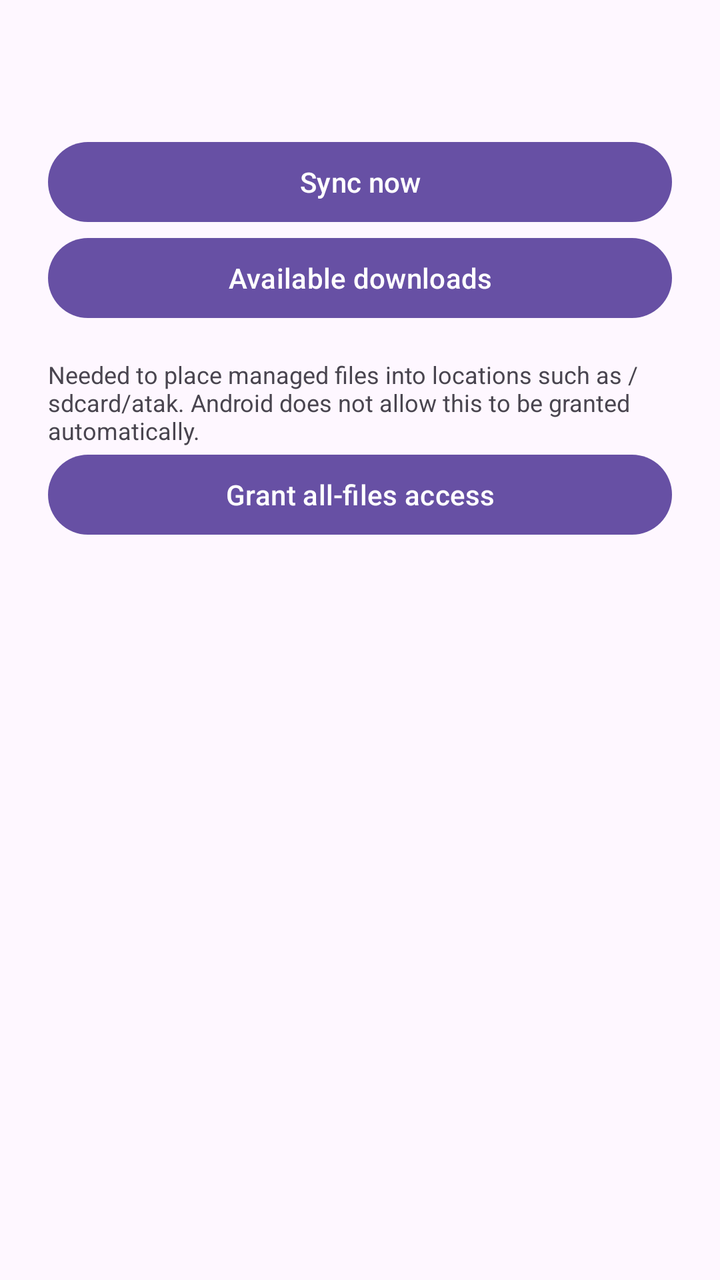
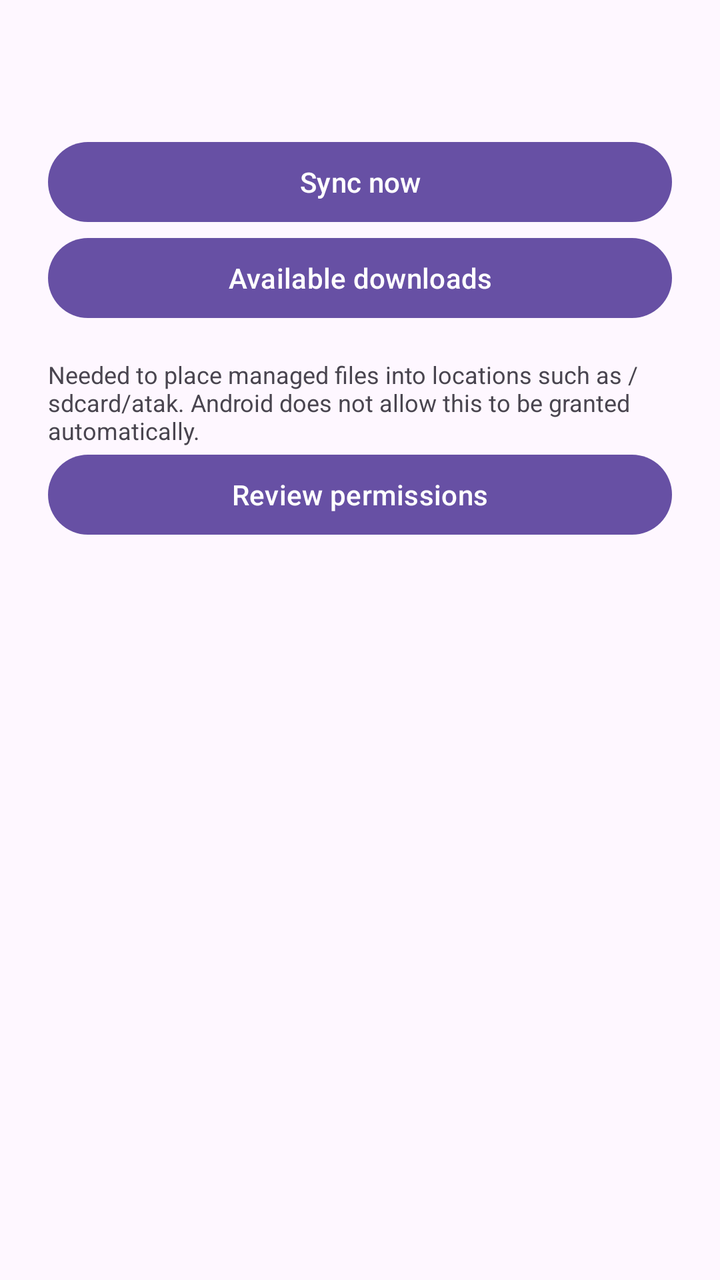

Compare the two renders of this Android layout. The source of the first and the diff that turns it into the second are given below.
<!-- AndroidManifest.xml: application theme Theme.TakMdm -->
<!-- res/layout/activity_main.xml -->
<?xml version="1.0" encoding="utf-8"?>
<ScrollView xmlns:android="http://schemas.android.com/apk/res/android"
    android:layout_width="match_parent"
    android:layout_height="match_parent"
    android:padding="24dp">

    <LinearLayout
        android:layout_width="match_parent"
        android:layout_height="wrap_content"
        android:orientation="vertical">

        <TextView
            android:id="@+id/status"
            android:layout_width="match_parent"
            android:layout_height="wrap_content"
            android:fontFamily="monospace"
            android:paddingBottom="24dp"
            android:textIsSelectable="true" />

        <Button
            android:id="@+id/sync_now"
            android:layout_width="match_parent"
            android:layout_height="wrap_content"
            android:text="@string/action_sync_now" />

        <Button
            android:id="@+id/open_marketplace"
            android:layout_width="match_parent"
            android:layout_height="wrap_content"
            android:text="@string/action_open_marketplace" />

        <TextView
            android:layout_width="match_parent"
            android:layout_height="wrap_content"
            android:paddingTop="16dp"
            android:text="@string/storage_rationale"
            android:textSize="12sp" />

        <Button
            android:id="@+id/grant_storage"
            android:layout_width="match_parent"
            android:layout_height="wrap_content"
            android:text="@string/action_grant_storage" />
    </LinearLayout>
</ScrollView>
<!-- resources referenced by this layout -->
<resources>
  <string name="action_grant_storage">Grant all-files access</string>
  <string name="action_open_marketplace">Available downloads</string>
  <string name="action_sync_now">Sync now</string>
  <string name="storage_rationale">Needed to place managed files into locations such as /sdcard/atak. Android does not allow this to be granted automatically.</string>
  <style name="Theme.TakMdm" parent="Theme.Material3.DayNight.NoActionBar">
          <item name="android:statusBarColor">?attr/colorSurface</item>
      </style>
</resources>

<!-- the commit's change to res/layout/activity_main.xml (unified diff, before → after) -->
@@ -40,6 +40,6 @@
             android:id="@+id/grant_storage"
             android:layout_width="match_parent"
             android:layout_height="wrap_content"
-            android:text="@string/action_grant_storage" />
+            android:text="@string/action_review_permissions" />
     </LinearLayout>
 </ScrollView>
<!-- resource entries referenced after the edit -->
@@ -1,7 +1,7 @@
 <!-- resources referenced by this layout -->
 <resources>
-  <string name="action_grant_storage">Grant all-files access</string>
   <string name="action_open_marketplace">Available downloads</string>
+  <string name="action_review_permissions">Review permissions</string>
   <string name="action_sync_now">Sync now</string>
   <string name="storage_rationale">Needed to place managed files into locations such as /sdcard/atak. Android does not allow this to be granted automatically.</string>
   <style name="Theme.TakMdm" parent="Theme.Material3.DayNight.NoActionBar">
